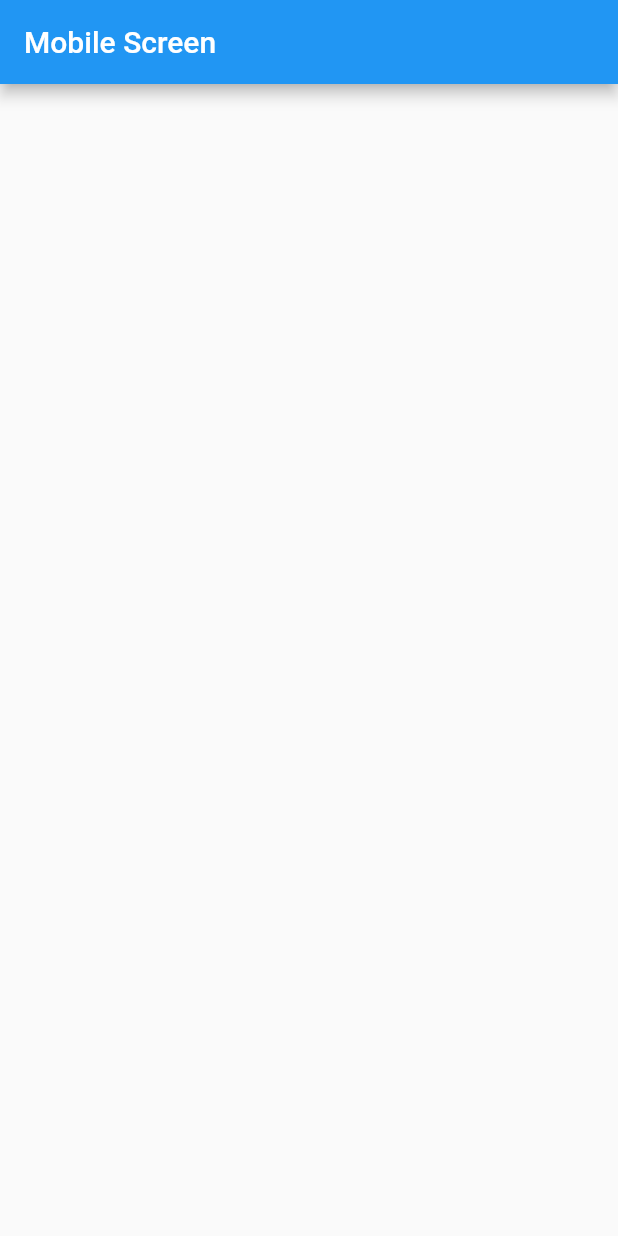
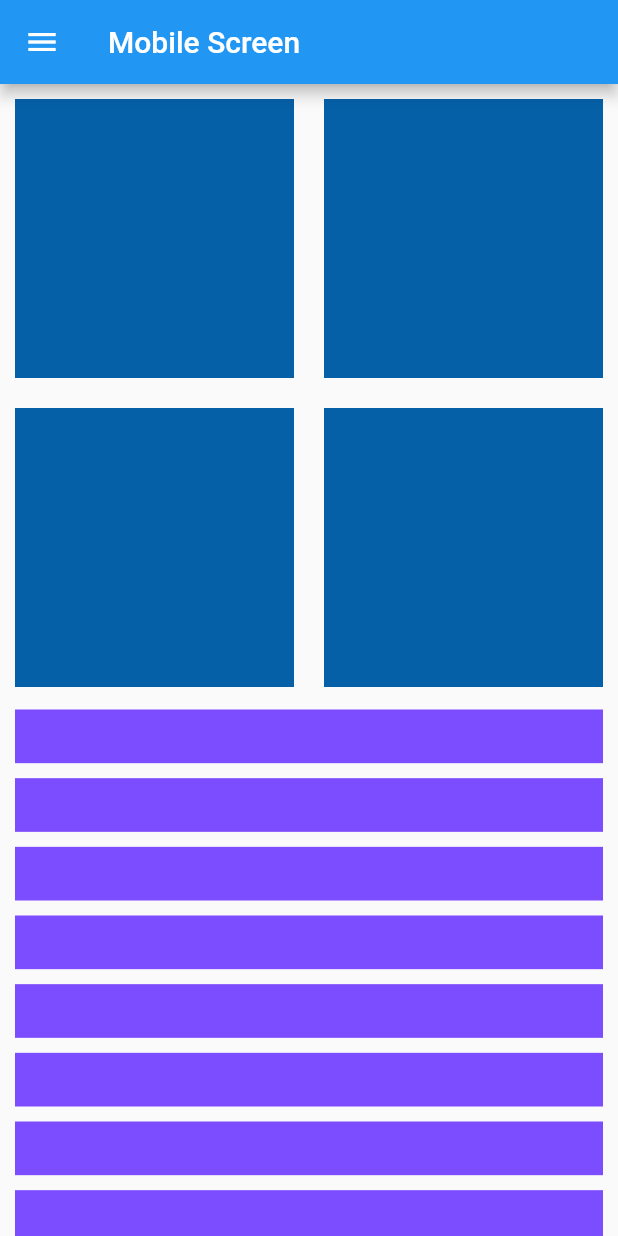
Before and after one commit to shivapardheep/Responsive_Ui_Design, a Flutter app: the screen it shows after launch, on a phone screen of 412 x 824 dp. Run offline on Flutter 3.47's test engine with Material 2 defaults, Android fonts, the phone set to English and light mode, and no system bars; our stand-ins replace get.

Commit message:
ui basic temp

```diff
--- a/lib/screens/responsive/mobile_view.dart
+++ b/lib/screens/responsive/mobile_view.dart
@@ -1,4 +1,6 @@
 import 'package:flutter/material.dart';
+import 'package:ui_design/theme/app_theme.dart';
+import 'package:ui_design/widgets/drawer_widget.dart';
 
 class MobileView extends StatefulWidget {
   const MobileView({Key? key}) : super(key: key);
@@ -14,6 +16,37 @@ class _MobileViewState extends State<MobileView> {
       appBar: AppBar(
         title: const Text("Mobile Screen"),
       ),
+      drawer: DrawerClass.drawerWidget,
+      body: Column(
+        children: [
+          AspectRatio(
+            aspectRatio: 1,
+            child: GridView.builder(
+                itemCount: 4,
+                gridDelegate: const SliverGridDelegateWithFixedCrossAxisCount(
+                    crossAxisCount: 2),
+                itemBuilder: (context, i) {
+                  return Container(
+                    margin: const EdgeInsets.all(10),
+                    color: AppTheme.primaryColor,
+                  );
+                }),
+          ),
+          Expanded(
+            child: ListView.builder(
+                itemCount: 10,
+                itemBuilder: (context, i) {
+                  return AspectRatio(
+                    aspectRatio: 9 / 1,
+                    child: Container(
+                      margin: EdgeInsets.symmetric(vertical: 5, horizontal: 10),
+                      color: Colors.deepPurpleAccent,
+                    ),
+                  );
+                }),
+          ),
+        ],
+      ),
     );
   }
 }
--- /dev/null
+++ b/lib/widgets/drawer_widget.dart
@@ -0,0 +1,47 @@
+import 'package:flutter/material.dart';
+
+class DrawerClass {
+  static Widget drawerWidget = Drawer(
+    child: ListView(
+      children: [
+        const DrawerHeader(
+            child: CircleAvatar(
+          backgroundImage: NetworkImage(
+              "https://preview.keenthemes.com/metronic-v4/theme/assets/pages/media/profile/profile_user.jpg"),
+        )),
+        ListTile(
+          leading: const Icon(Icons.home_filled),
+          title: const Text("H O M E"),
+          onTap: () {
+            // Update the state of the app.
+            // ...
+          },
+        ),
+        ListTile(
+          leading: const Icon(Icons.favorite_border),
+          title: const Text("F A V O U R I T E S"),
+          onTap: () {
+            // Update the state of the app.
+            // ...
+          },
+        ),
+        ListTile(
+          leading: const Icon(Icons.settings),
+          title: const Text("S E T T I N G S"),
+          onTap: () {
+            // Update the state of the app.
+            // ...
+          },
+        ),
+        ListTile(
+          leading: const Icon(Icons.directions_run),
+          title: const Text("O R D E R S"),
+          onTap: () {
+            // Update the state of the app.
+            // ...
+          },
+        ),
+      ],
+    ),
+  );
+}
```
Also changed, not shown: lib/screens/responsive/pc_view.dart (+48 -0 lines), lib/screens/responsive/tablet_view.dart (+34 -0 lines), 1 other file.
